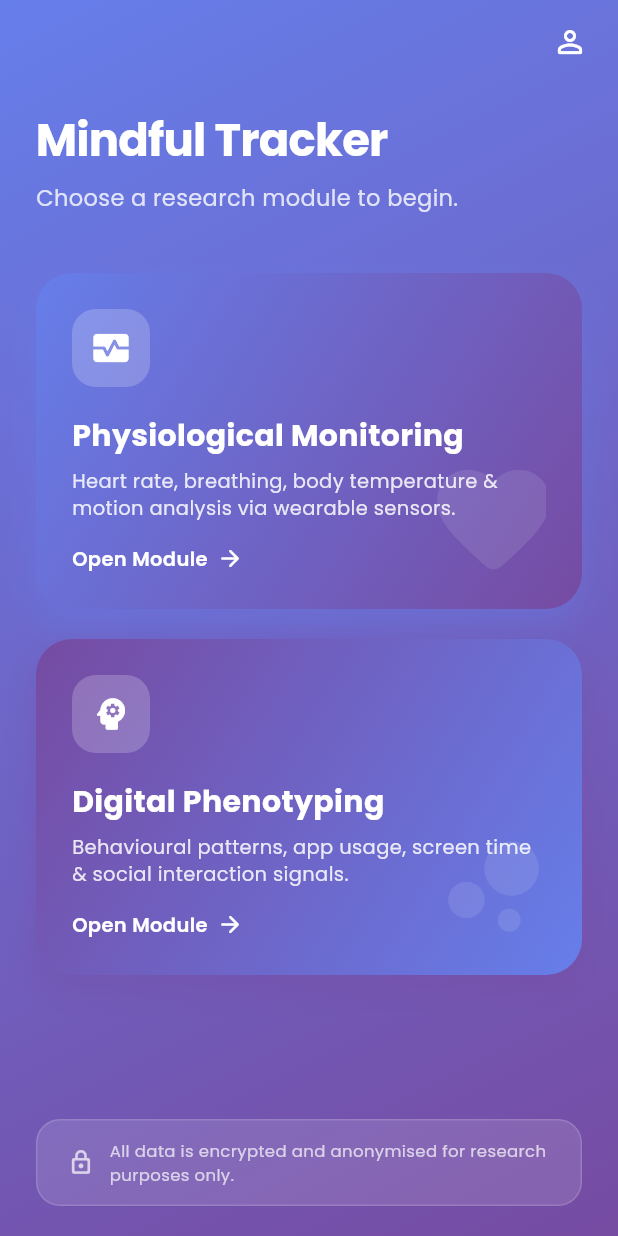
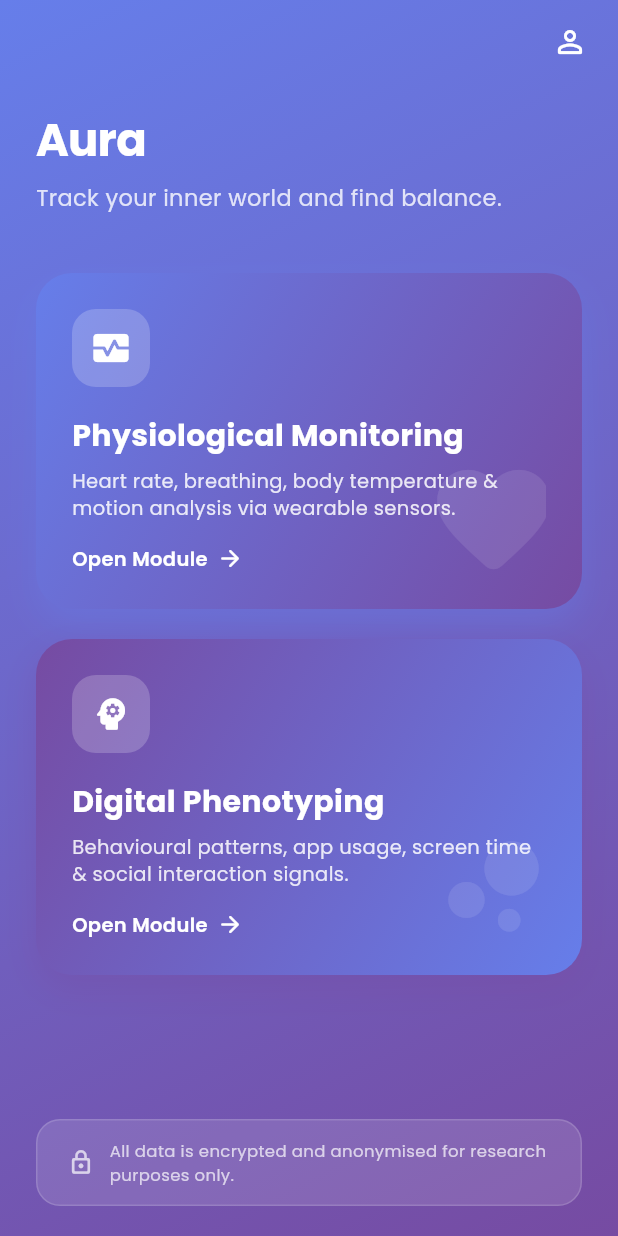
Before and after one commit to DewduSendanayake/anxiety_mobile_app, a Flutter app: the MainNavigationPage screen opened directly, on a phone screen of 412 x 824 dp. Run offline on Flutter 3.47's test engine with Material 3 defaults, Android fonts, the phone set to English and light mode, and no system bars; our stand-ins replace battery_plus, connectivity_plus, fl_chart, flutter_local_notifications, geolocator, google_fonts and 3 more; missing offline and left inert: call_log, flutter_background_service, flutter_sms_inbox, screen_state, usage_stats; accounts and stored records are empty.

Commit message:
Update main_navigation_page.dart

```diff
--- a/lib/pages/main_navigation_page.dart
+++ b/lib/pages/main_navigation_page.dart
@@ -143,7 +143,7 @@ class _MainNavigationPageState extends State<MainNavigationPage>
 
                   // ── Header ──
                   Text(
-                    'Mindful Tracker',
+                    'Aura',
                     style: GoogleFonts.poppins(
                       fontSize: 30,
                       fontWeight: FontWeight.w700,
@@ -153,7 +153,7 @@ class _MainNavigationPageState extends State<MainNavigationPage>
                   ),
                   const SizedBox(height: 6),
                   Text(
-                    'Choose a research module to begin.',
+                    'Track your inner world and find balance.',
                     style: GoogleFonts.poppins(
                       fontSize: 15,
                       color: Colors.white.withValues(alpha: 0.8),
```
